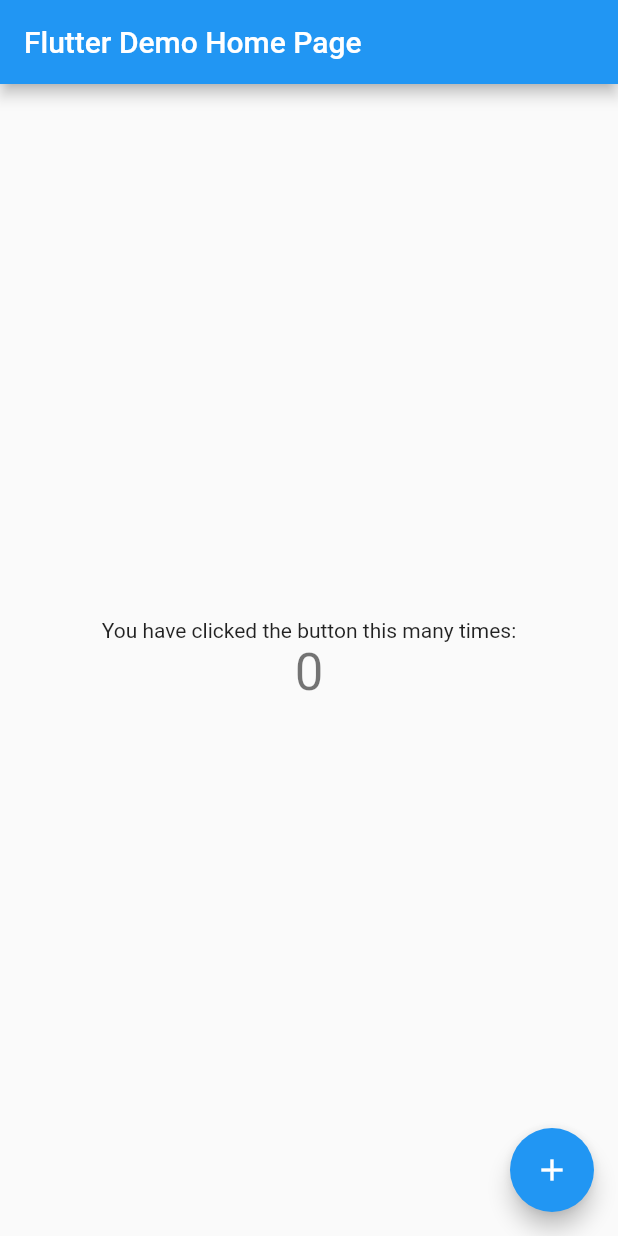
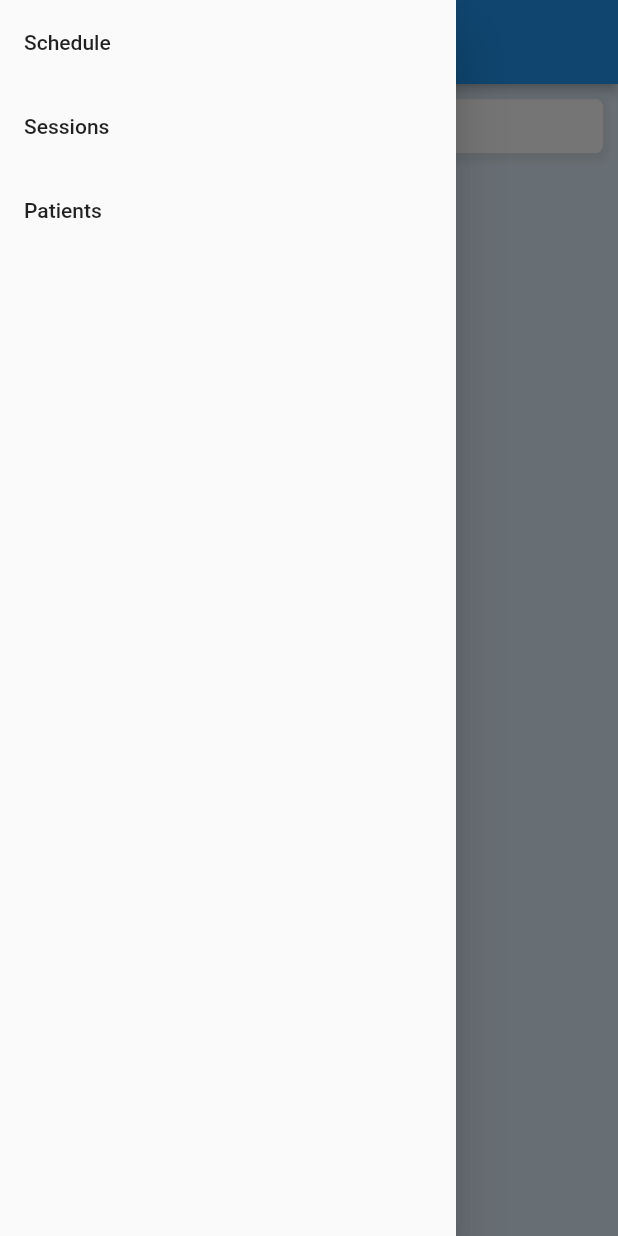
Before and after one commit to zigzaggin/therapy-toolkit-flutter, a Flutter app: the screen it shows after launch, with the side drawer open (before the commit the screen has no drawer), on a phone screen of 412 x 824 dp. Run offline on Flutter 3.47's test engine with Material 2 defaults, Android fonts, the phone set to English and light mode, and no system bars.

Commit message:
Setting up basic pages

```diff
--- /dev/null
+++ b/lib/layout/app_page.dart
@@ -0,0 +1,44 @@
+import 'package:flutter/material.dart';
+import 'package:therapy_toolkit_flutter/layout/menu_drawer.dart';
+import 'package:therapy_toolkit_flutter/pages/patient/patients.dart';
+import 'package:therapy_toolkit_flutter/pages/session/sessions.dart';
+import 'package:therapy_toolkit_flutter/theme.dart';
+
+import 'main_app_bar.dart';
+
+class AppPage extends StatelessWidget {
+  final String title;
+  final Widget body;
+
+  const AppPage({Key? key, required this.title, required this.body})
+      : super(key: key);
+
+  @override
+  Widget build(BuildContext context) {
+    return Scaffold(
+      appBar: MainAppBar(
+        title: title,
+      ),
+      backgroundColor: background,
+      drawer: const MenuDrawer(),
+      body: Container(
+        width: double.infinity,
+        margin: const EdgeInsets.all(10),
+        padding: const EdgeInsets.all(10),
+        decoration: BoxDecoration(
+          borderRadius: BorderRadius.circular(5),
+          color: Colors.white,
+          boxShadow: [
+            BoxShadow(
+              color: Colors.grey.withOpacity(0.2),
+              spreadRadius: 3,
+              blurRadius: 3,
+              offset: const Offset(0, 3), // changes position of shadow
+            ),
+          ],
+        ),
+        child: body,
+      ),
+    );
+  }
+}
--- /dev/null
+++ b/lib/layout/main_app_bar.dart
@@ -0,0 +1,18 @@
+import 'package:flutter/material.dart';
+
+class MainAppBar extends StatelessWidget implements PreferredSizeWidget {
+  final String title;
+
+  const MainAppBar({Key? key, required this.title}) : super(key: key);
+
+  @override
+  Widget build(BuildContext context) {
+    return AppBar(
+      title: Text(title),
+      elevation: 3,
+    );
+  }
+
+  @override
+  Size get preferredSize => const Size.fromHeight(kToolbarHeight);
+}
--- /dev/null
+++ b/lib/layout/menu_drawer.dart
@@ -0,0 +1,55 @@
+import 'package:flutter/material.dart';
+import 'package:therapy_toolkit_flutter/pages/patient/patients.dart';
+import 'package:therapy_toolkit_flutter/pages/schedule/schedule.dart';
+import 'package:therapy_toolkit_flutter/pages/session/sessions.dart';
+
+class CustomPageRoute extends MaterialPageRoute {
+  CustomPageRoute({builder}) : super(builder: builder);
+
+  @override
+  Duration get transitionDuration => const Duration(milliseconds: 0);
+}
+
+class MenuDrawer extends StatelessWidget {
+  const MenuDrawer({Key? key}) : super(key: key);
+
+  @override
+  Widget build(BuildContext context) {
+    return Drawer(
+        child: ListView(
+      padding: const EdgeInsets.all(0),
+      children: <Widget>[
+        ListTile(
+          title: const Text('Schedule'),
+          onTap: () {
+            Navigator.of(context).push(
+              CustomPageRoute(
+                builder: (context) => const Schedule(),
+              ),
+            );
+          },
+        ),
+        ListTile(
+          title: const Text('Sessions'),
+          onTap: () {
+            Navigator.of(context).push(
+              CustomPageRoute(
+                builder: (context) => const Sessions(),
+              ),
+            );
+          },
+        ),
+        ListTile(
+          title: const Text('Patients'),
+          onTap: () {
+            Navigator.of(context).push(
+              CustomPageRoute(
+                builder: (context) => const Patients(),
+              ),
+            );
+          },
+        ),
+      ],
+    ));
+  }
+}
--- a/lib/main.dart
+++ b/lib/main.dart
@@ -1,115 +1,31 @@
 import 'package:flutter/material.dart';
+import 'package:therapy_toolkit_flutter/pages/patient/patients.dart';
+import 'package:therapy_toolkit_flutter/theme.dart';
 
 void main() {
-  runApp(const MyApp());
+  runApp(const TherapyToolkit());
 }
 
-class MyApp extends StatelessWidget {
-  const MyApp({super.key});
+class TherapyToolkit extends StatelessWidget {
+  const TherapyToolkit({super.key});
 
-  // This widget is the root of your application.
   @override
   Widget build(BuildContext context) {
     return MaterialApp(
-      title: 'Flutter Demo',
+      title: 'Therapy Toolkit',
       theme: ThemeData(
-        // This is the theme of your application.
-        //
-        // Try running your application with "flutter run". You'll see the
-        // application has a blue toolbar. Then, without quitting the app, try
-        // changing the primarySwatch below to Colors.green and then invoke
-        // "hot reload" (press "r" in the console where you ran "flutter run",
-        // or simply save your changes to "hot reload" in a Flutter IDE).
-        // Notice that the counter didn't reset back to zero; the application
-        // is not restarted.
-        primarySwatch: Colors.blue,
+        primarySwatch: primaryColor,
       ),
-      home: const MyHomePage(title: 'Flutter Demo Home Page'),
+      home: const AppContainer(),
     );
   }
 }
 
-class MyHomePage extends StatefulWidget {
-  const MyHomePage({super.key, required this.title});
-
-  // This widget is the home page of your application. It is stateful, meaning
-  // that it has a State object (defined below) that contains fields that affect
-  // how it looks.
-
-  // This class is the configuration for the state. It holds the values (in this
-  // case the title) provided by the parent (in this case the App widget) and
-  // used by the build method of the State. Fields in a Widget subclass are
-  // always marked "final".
-
-  final String title;
-
-  @override
-  State<MyHomePage> createState() => _MyHomePageState();
-}
-
-class _MyHomePageState extends State<MyHomePage> {
-  int _counter = 0;
-
-  void _incrementCounter() {
-    setState(() {
-      // This call to setState tells the Flutter framework that something has
-      // changed in this State, which causes it to rerun the build method below
-      // so that the display can reflect the updated values. If we changed
-      // _counter without calling setState(), then the build method would not be
-      // called again, and so nothing would appear to happen.
-      _counter++;
-    });
-  }
+class AppContainer extends StatelessWidget {
+  const AppContainer({Key? key}) : super(key: key);
 
   @override
   Widget build(BuildContext context) {
-    // This method is rerun every time setState is called, for instance as done
-    // by the _incrementCounter method above.
-    //
-    // The Flutter framework has been optimized to make rerunning build methods
-    // fast, so that you can just rebuild anything that needs updating rather
-    // than having to individually change instances of widgets.
-    return Scaffold(
-      appBar: AppBar(
-        // Here we take the value from the MyHomePage object that was created by
-        // the App.build method, and use it to set our appbar title.
-        title: Text(widget.title),
-      ),
-      body: Center(
-        // Center is a layout widget. It takes a single child and positions it
-        // in the middle of the parent.
-        child: Column(
-          // Column is also a layout widget. It takes a list of children and
-          // arranges them vertically. By default, it sizes itself to fit its
-          // children horizontally, and tries to be as tall as its parent.
-          //
-          // Invoke "debug painting" (press "p" in the console, choose the
-          // "Toggle Debug Paint" action from the Flutter Inspector in Android
-          // Studio, or the "Toggle Debug Paint" command in Visual Studio Code)
-          // to see the wireframe for each widget.
-          //
-          // Column has various properties to control how it sizes itself and
-          // how it positions its children. Here we use mainAxisAlignment to
-          // center the children vertically; the main axis here is the vertical
-          // axis because Columns are vertical (the cross axis would be
-          // horizontal).
-          mainAxisAlignment: MainAxisAlignment.center,
-          children: <Widget>[
-            const Text(
-              'You have clicked the button this many times:',
-            ),
-            Text(
-              '$_counter',
-              style: Theme.of(context).textTheme.headlineMedium,
-            ),
-          ],
-        ),
-      ),
-      floatingActionButton: FloatingActionButton(
-        onPressed: _incrementCounter,
-        tooltip: 'Increment',
-        child: const Icon(Icons.add),
-      ), // This trailing comma makes auto-formatting nicer for build methods.
-    );
+    return const Patients();
   }
 }
--- /dev/null
+++ b/lib/pages/patient/patients.dart
@@ -0,0 +1,14 @@
+import 'package:flutter/material.dart';
+import '../../layout/app_page.dart';
+
+class Patients extends StatelessWidget {
+  const Patients({Key? key}) : super(key: key);
+
+  @override
+  Widget build(BuildContext context) {
+    return const AppPage(
+      title: "Patients",
+      body: Text("Patients"),
+    );
+  }
+}
--- /dev/null
+++ b/lib/pages/schedule/schedule.dart
@@ -0,0 +1,14 @@
+import 'package:flutter/material.dart';
+import '../../layout/app_page.dart';
+
+class Schedule extends StatelessWidget {
+  const Schedule({Key? key}) : super(key: key);
+
+  @override
+  Widget build(BuildContext context) {
+    return const AppPage(
+      title: "Schedule",
+      body: Text("Schedule"),
+    );
+  }
+}
--- /dev/null
+++ b/lib/pages/session/sessions.dart
@@ -0,0 +1,14 @@
+import 'package:flutter/material.dart';
+import '../../layout/app_page.dart';
+
+class Sessions extends StatelessWidget {
+  const Sessions({Key? key}) : super(key: key);
+
+  @override
+  Widget build(BuildContext context) {
+    return const AppPage(
+      title: "Sessions",
+      body: Text("Sessions"),
+    );
+  }
+}
--- /dev/null
+++ b/lib/theme.dart
@@ -0,0 +1,4 @@
+import 'package:flutter/material.dart';
+
+const primaryColor = Colors.blue;
+const background = Color(0xFFE3F2FD);
```
Also changed, not shown: 1 other file.
